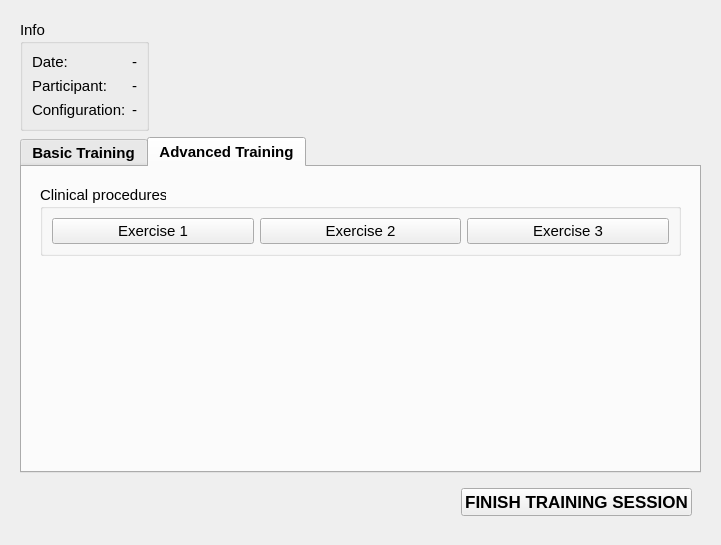
Old version of the form Modules/Home/Resources/UI/TrainingSession.ui in the repository EBATINCA/TrainUS.
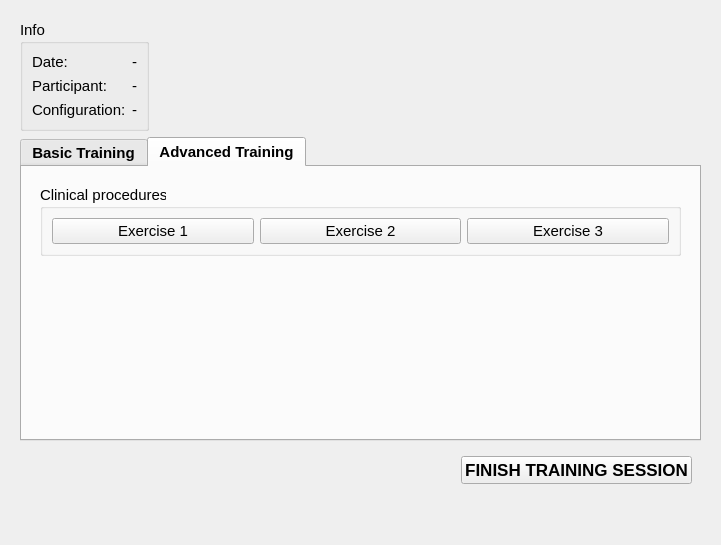
New version of the form. Custom widgets are drawn as their Qt base class.

The edit to the form file:
```diff
--- a/Modules/Home/Resources/UI/TrainingSession.ui
+++ b/Modules/Home/Resources/UI/TrainingSession.ui
@@ -138,6 +138,7 @@
         <property name="font">
          <font>
           <pointsize>11</pointsize>
+          <weight>75</weight>
           <bold>true</bold>
          </font>
         </property>
@@ -244,6 +245,7 @@
             <property name="font">
              <font>
               <pointsize>11</pointsize>
+              <weight>50</weight>
               <bold>false</bold>
              </font>
             </property>
@@ -308,6 +310,7 @@
        <widget class="QFrame" name="finishTrainingFrame">
         <property name="font">
          <font>
+          <weight>50</weight>
           <bold>false</bold>
          </font>
         </property>
@@ -323,6 +326,7 @@
            <property name="font">
             <font>
              <pointsize>13</pointsize>
+             <weight>75</weight>
              <bold>true</bold>
             </font>
            </property>
@@ -342,6 +346,7 @@
           <spacer name="horizontalSpacer_2">
            <property name="font">
             <font>
+             <weight>50</weight>
              <bold>false</bold>
             </font>
            </property>
@@ -362,6 +367,19 @@
      </layout>
     </widget>
    </item>
+   <item>
+    <spacer name="verticalSpacer_3">
+     <property name="orientation">
+      <enum>Qt::Vertical</enum>
+     </property>
+     <property name="sizeHint" stdset="0">
+      <size>
+       <width>20</width>
+       <height>40</height>
+      </size>
+     </property>
+    </spacer>
+   </item>
   </layout>
  </widget>
  <customwidgets>
```
Left out of the diff: 5 changed lines with no effect on the pictures.
